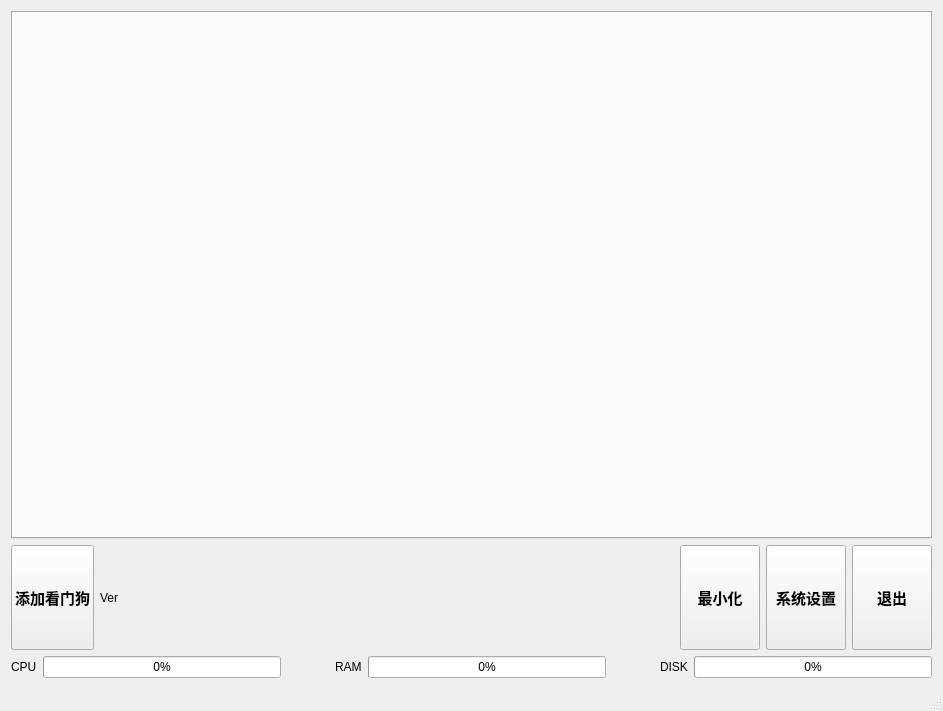
Old version of the form mainwindow.ui in the repository laoponline/WatchDog_House.
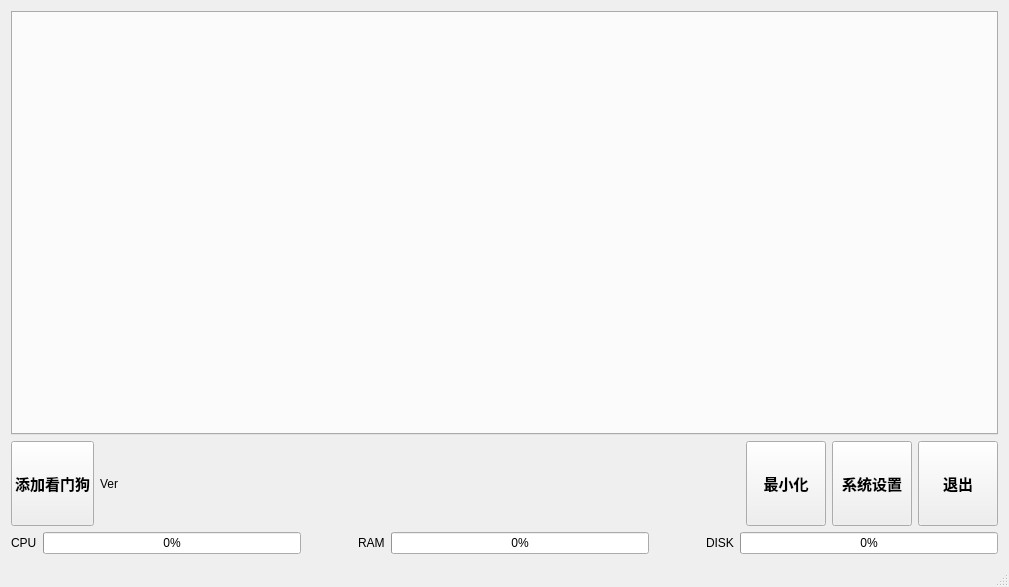
New version of the form.

```diff
--- a/mainwindow.ui
+++ b/mainwindow.ui
@@ -6,8 +6,8 @@
    <rect>
     <x>0</x>
     <y>0</y>
-    <width>943</width>
-    <height>711</height>
+    <width>1009</width>
+    <height>587</height>
    </rect>
   </property>
   <property name="windowTitle">
```
